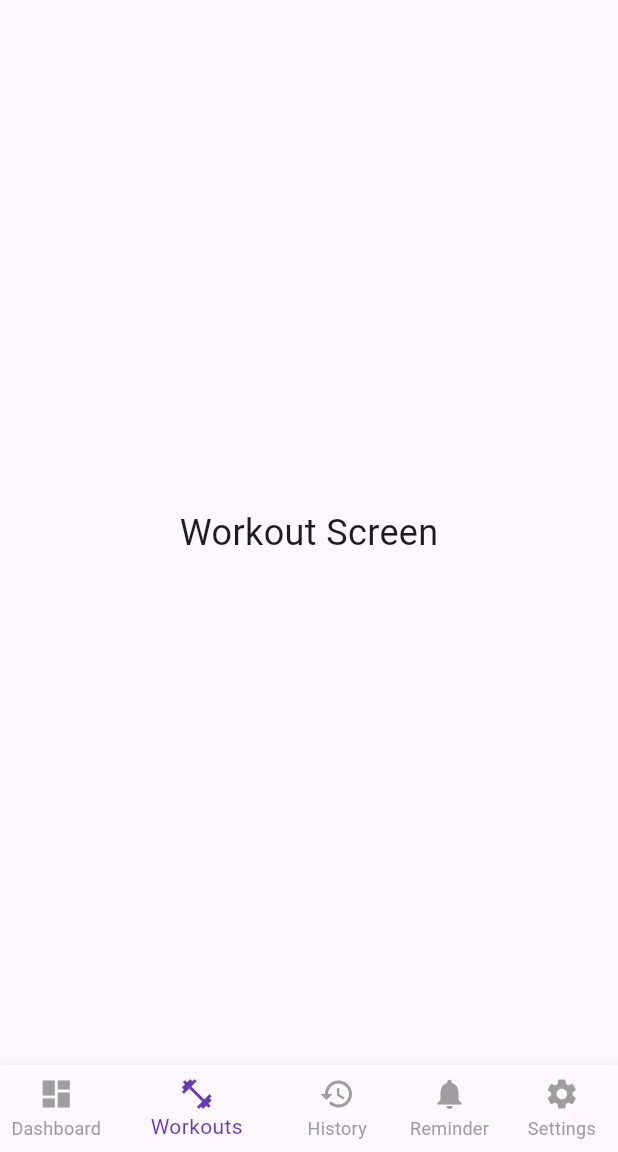
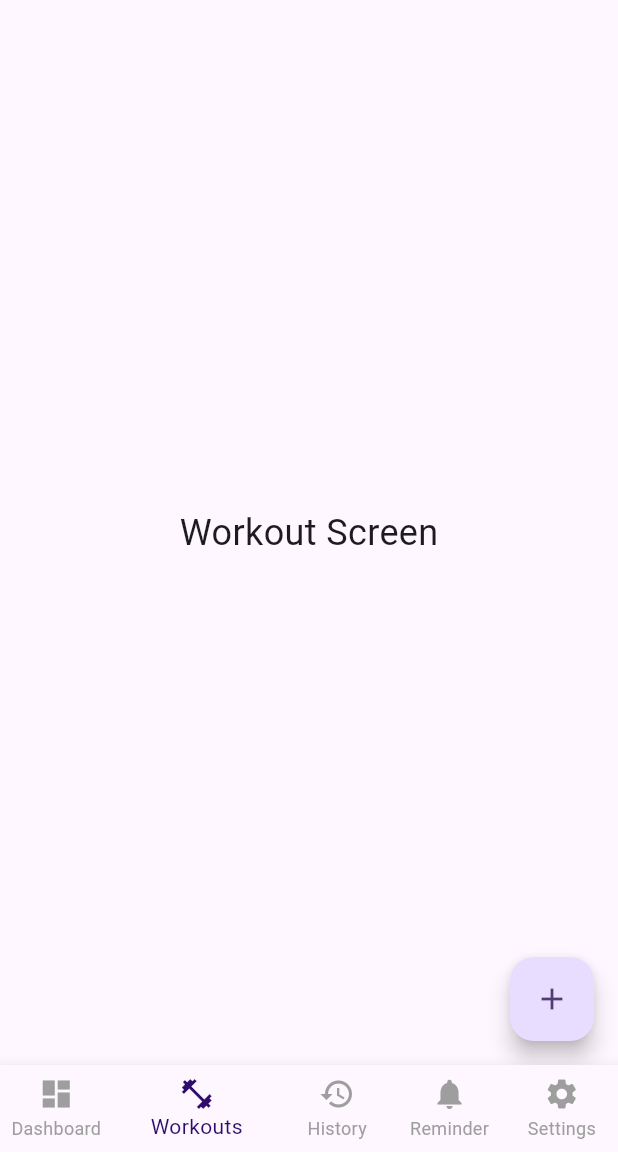
Before and after one commit to lenn-hnkl/TrackDaemon, a Flutter app: the screen it shows after launch, item 2 of the bottom bar chosen, on a phone screen of 412 x 824 dp, the part 84-1236 px from its top. Run offline on Flutter 3.47's test engine with Material 3 defaults, Android fonts, the phone set to English and light mode, and no system bars.

Commit message:
button hinzugefügt um neues workout zu erstellen

```diff
--- a/trackdaemon_application/lib/main.dart
+++ b/trackdaemon_application/lib/main.dart
@@ -1,6 +1,6 @@
 import 'package:flutter/material.dart';
 import 'screens/homepage.dart';
-import 'screens/workout.dart';
+import 'screens/workout/workout.dart';
 import 'screens/reminder.dart';
 import 'screens/history.dart';
 import 'screens/settings.dart';
@@ -33,7 +33,7 @@ class MyApp extends StatelessWidget {
         //
         // This works for code too, not just values: Most code changes can be
         // tested with just a hot reload.
-        colorScheme: ColorScheme.fromSeed(seedColor: Colors.deepPurple),
+        colorScheme: ColorScheme.fromSeed(seedColor: Color.fromARGB(255, 47, 11, 108)),
       ),
       home: const MyHomePage(title: 'Trackdaemon'),
     );
@@ -96,7 +96,7 @@ class _MyHomePageState extends State<MyHomePage> {
       ),
       body: _screens[_selectedIndex],
       bottomNavigationBar: BottomNavigationBar(
-        selectedItemColor: Colors.deepPurple,
+        selectedItemColor: const Color.fromARGB(255, 47, 11, 108),
         unselectedItemColor: Colors.grey,
         showUnselectedLabels: true,
         currentIndex: _selectedIndex,
--- a/trackdaemon_application/lib/screens/workout.dart
+++ /dev/null
@@ -1,13 +0,0 @@
-import 'package:flutter/material.dart';
-
-class WorkoutScreen extends StatelessWidget {
-  @override
-  Widget build(BuildContext context) {
-    return const Center(
-      child: Text(
-        "Workout Screen",
-        style: TextStyle(fontSize: 24),
-      ),
-    );
-  }
-}
--- /dev/null
+++ b/trackdaemon_application/lib/screens/workout/workout.dart
@@ -0,0 +1,29 @@
+import 'package:flutter/material.dart';
+import 'newWorkout.dart';
+
+class WorkoutScreen extends StatelessWidget {
+  bool isPressed = false;
+
+  @override
+  Widget build(BuildContext context) {
+    return Scaffold(
+      body: Center(
+        child:
+        Text(
+        "Workout Screen",
+        style: TextStyle(fontSize: 24),
+      )
+      ),
+      floatingActionButton:
+            FloatingActionButton(
+              onPressed: () {
+                  Navigator.push(
+                    context,
+                    MaterialPageRoute(builder: (context) => NewWorkoutScreen()),
+                  );
+                },
+              child: Icon(Icons.add),
+            )
+    );
+  }
+}
```
Also changed, not shown: trackdaemon_application/lib/screens/workout/newWorkout.dart (added, +22 -0 lines).
